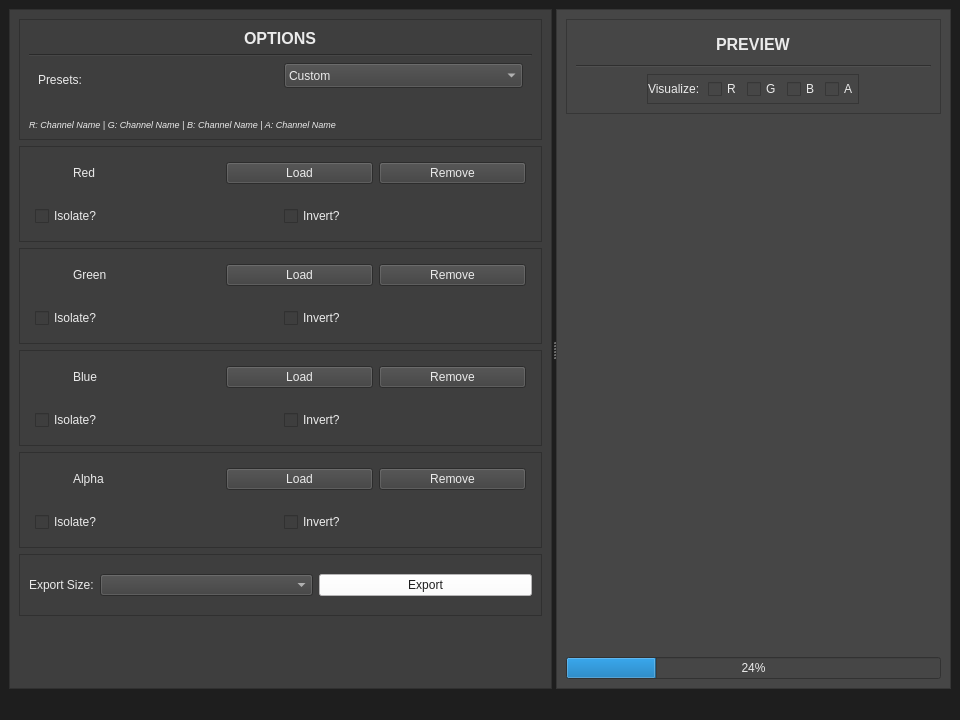
Old version of the form mainwindow.ui in the repository Paniagua96/PaniCPacker.
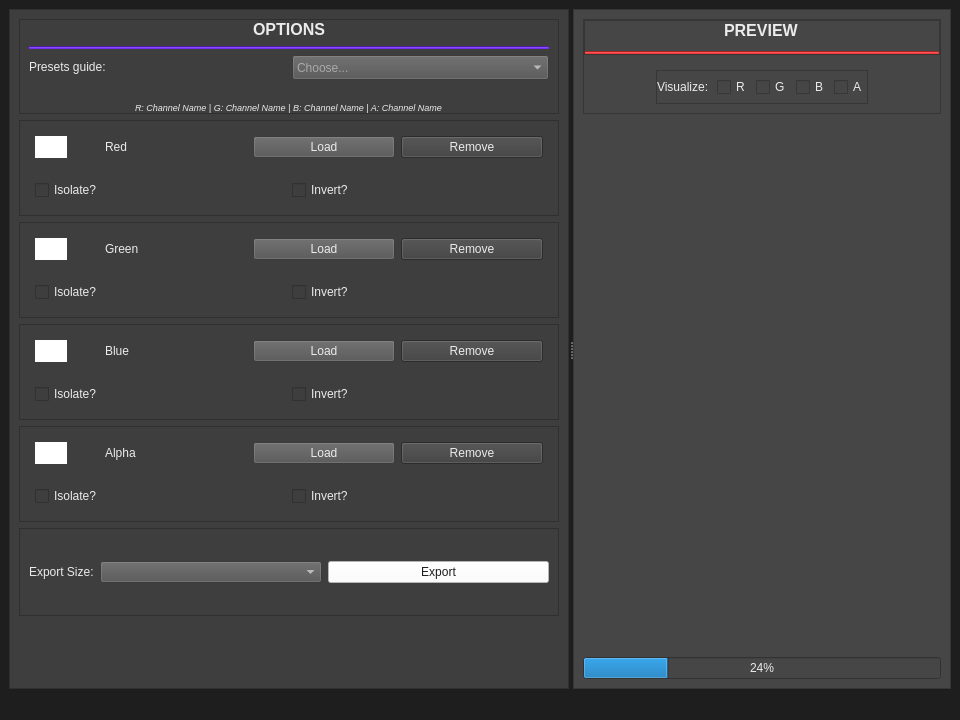
New version of the form. Icons and pictures are not drawn.

Commit message: Added - Connected toggles preview & improvements UI

The edit to the form file:
```diff
--- a/mainwindow.ui
+++ b/mainwindow.ui
@@ -112,8 +112,19 @@
           <property name="frameShadow">
            <enum>QFrame::Shadow::Raised</enum>
           </property>
-          <layout class="QVBoxLayout" name="verticalLayout_4">
-           <item alignment="Qt::AlignmentFlag::AlignHCenter|Qt::AlignmentFlag::AlignVCenter">
+          <layout class="QVBoxLayout" name="verticalLayout_10">
+           <property name="topMargin">
+            <number>0</number>
+           </property>
+           <property name="bottomMargin">
+            <number>0</number>
+           </property>
+           <item>
+            <layout class="QVBoxLayout" name="f_header_title_line">
+             <property name="spacing">
+              <number>7</number>
+             </property>
+             <item alignment="Qt::AlignmentFlag::AlignHCenter">
             <widget class="QLabel" name="lbl_TitleOptions">
              <property name="font">
               <font>
@@ -128,13 +139,26 @@
            </item>
            <item>
             <widget class="Line" name="line_Title">
+               <property name="styleSheet">
+                <string notr="true">background-color:rgb(116, 48, 241)</string>
+               </property>
+               <property name="lineWidth">
+                <number>1</number>
+               </property>
              <property name="orientation">
               <enum>Qt::Orientation::Horizontal</enum>
              </property>
             </widget>
            </item>
+            </layout>
+           </item>
            <item>
-            <widget class="QWidget" name="_3_w_PresetSelector" native="true">
+            <layout class="QVBoxLayout" name="vlayout_presetsguide">
+             <property name="spacing">
+              <number>7</number>
+             </property>
+             <item>
+              <widget class="QWidget" name="w_PresetSelector" native="true">
              <property name="enabled">
               <bool>true</bool>
              </property>
@@ -147,17 +171,23 @@
              <property name="minimumSize">
               <size>
                <width>0</width>
-               <height>50</height>
+                 <height>30</height>
               </size>
              </property>
              <layout class="QHBoxLayout" name="horizontalLayout_2">
+                <property name="leftMargin">
+                 <number>0</number>
+                </property>
               <property name="topMargin">
                <number>0</number>
               </property>
+                <property name="rightMargin">
+                 <number>0</number>
+                </property>
               <property name="bottomMargin">
                <number>15</number>
               </property>
-              <item>
+                <item alignment="Qt::AlignmentFlag::AlignLeft|Qt::AlignmentFlag::AlignVCenter">
                <widget class="QLabel" name="lbl_Presets">
                 <property name="sizePolicy">
                  <sizepolicy hsizetype="Preferred" vsizetype="Maximum">
@@ -166,11 +196,11 @@
                  </sizepolicy>
                 </property>
                 <property name="text">
-                 <string>Presets:</string>
+                   <string>Presets guide:</string>
                 </property>
                </widget>
               </item>
-              <item alignment="Qt::AlignmentFlag::AlignTop">
+                <item>
                <widget class="QComboBox" name="cb_Presets">
                 <property name="sizePolicy">
                  <sizepolicy hsizetype="Preferred" vsizetype="Expanding">
@@ -184,6 +214,12 @@
                   <height>25</height>
                  </size>
                 </property>
+                  <property name="styleSheet">
+                   <string notr="true">background-color: rgb(83, 83, 83);</string>
+                  </property>
+                  <property name="placeholderText">
+                   <string>Choose...</string>
+                  </property>
                 <item>
                  <property name="text">
                   <string>Custom</string>
@@ -209,7 +245,7 @@
              </layout>
             </widget>
            </item>
-           <item alignment="Qt::AlignmentFlag::AlignBottom">
+             <item alignment="Qt::AlignmentFlag::AlignHCenter">
             <widget class="QLabel" name="lbl_PresetDescription">
              <property name="font">
               <font>
@@ -223,6 +259,8 @@
             </widget>
            </item>
           </layout>
+           </item>
+          </layout>
          </widget>
         </item>
         <item>
@@ -278,6 +316,53 @@
                   <height>32</height>
                  </size>
                 </property>
+                <property name="styleSheet">
+                 <string notr="true">background-color: rgb(255, 255, 255);</string>
+                </property>
+                <property name="text">
+                 <string/>
+                </property>
+                <property name="scaledContents">
+                 <bool>true</bool>
+                </property>
+               </widget>
+              </item>
+              <item>
+               <spacer name="horizontalSpacer">
+                <property name="orientation">
+                 <enum>Qt::Orientation::Horizontal</enum>
+                </property>
+                <property name="sizeType">
+                 <enum>QSizePolicy::Policy::Maximum</enum>
+                </property>
+                <property name="sizeHint" stdset="0">
+                 <size>
+                  <width>10</width>
+                  <height>20</height>
+                 </size>
+                </property>
+               </spacer>
+              </item>
+              <item>
+               <widget class="QLabel" name="icon_red">
+                <property name="sizePolicy">
+                 <sizepolicy hsizetype="Maximum" vsizetype="Maximum">
+                  <horstretch>0</horstretch>
+                  <verstretch>0</verstretch>
+                 </sizepolicy>
+                </property>
+                <property name="minimumSize">
+                 <size>
+                  <width>16</width>
+                  <height>16</height>
+                 </size>
+                </property>
+                <property name="maximumSize">
+                 <size>
+                  <width>16</width>
+                  <height>16</height>
+                 </size>
+                </property>
                 <property name="text">
                  <string/>
                 </property>
@@ -295,6 +380,11 @@
               </item>
               <item>
                <widget class="QPushButton" name="btn_RedLoad">
+                <property name="styleSheet">
+                 <string notr="true">background-color: rgb(83, 83, 83);
+selection-background-color: rgb(0, 255, 0);
+selection-color: rgb(255, 0, 0);</string>
+                </property>
                 <property name="text">
                  <string>Load</string>
                 </property>
@@ -386,6 +476,50 @@
                   <height>32</height>
                  </size>
                 </property>
+                <property name="styleSheet">
+                 <string notr="true">background-color: rgb(255, 255, 255);</string>
+                </property>
+                <property name="text">
+                 <string/>
+                </property>
+               </widget>
+              </item>
+              <item>
+               <spacer name="horizontalSpacer_2">
+                <property name="orientation">
+                 <enum>Qt::Orientation::Horizontal</enum>
+                </property>
+                <property name="sizeType">
+                 <enum>QSizePolicy::Policy::Maximum</enum>
+                </property>
+                <property name="sizeHint" stdset="0">
+                 <size>
+                  <width>10</width>
+                  <height>16</height>
+                 </size>
+                </property>
+               </spacer>
+              </item>
+              <item>
+               <widget class="QLabel" name="icon_red_2">
+                <property name="sizePolicy">
+                 <sizepolicy hsizetype="Maximum" vsizetype="Maximum">
+                  <horstretch>0</horstretch>
+                  <verstretch>0</verstretch>
+                 </sizepolicy>
+                </property>
+                <property name="minimumSize">
+                 <size>
+                  <width>16</width>
+                  <height>16</height>
+                 </size>
+                </property>
+                <property name="maximumSize">
+                 <size>
+                  <width>16</width>
+                  <height>16</height>
+                 </size>
+                </property>
                 <property name="text">
                  <string/>
                 </property>
@@ -406,6 +540,9 @@
               </item>
               <item>
                <widget class="QPushButton" name="btn_GreenLoad">
+                <property name="styleSheet">
+                 <string notr="true">background-color: rgb(83, 83, 83);</string>
+                </property>
                 <property name="text">
                  <string>Load</string>
                 </property>
@@ -497,6 +634,50 @@
                   <height>32</height>
                  </size>
                 </property>
+                <property name="styleSheet">
+                 <string notr="true">background-color: rgb(255, 255, 255);</string>
+                </property>
+                <property name="text">
+                 <string/>
+                </property>
+               </widget>
+              </item>
+              <item>
+               <spacer name="horizontalSpacer_3">
+                <property name="orientation">
+                 <enum>Qt::Orientation::Horizontal</enum>
+                </property>
+                <property name="sizeType">
+                 <enum>QSizePolicy::Policy::Maximum</enum>
+                </property>
+                <property name="sizeHint" stdset="0">
+                 <size>
+                  <width>10</width>
+                  <height>16</height>
+                 </size>
+                </property>
+               </spacer>
+              </item>
+              <item>
+               <widget class="QLabel" name="icon_red_3">
+                <property name="sizePolicy">
+                 <sizepolicy hsizetype="Maximum" vsizetype="Maximum">
+                  <horstretch>0</horstretch>
+                  <verstretch>0</verstretch>
+                 </sizepolicy>
+                </property>
+                <property name="minimumSize">
+                 <size>
+                  <width>16</width>
+                  <height>16</height>
+                 </size>
+                </property>
+                <property name="maximumSize">
+                 <size>
+                  <width>16</width>
+                  <height>16</height>
+                 </size>
+                </property>
                 <property name="text">
                  <string/>
                 </property>
@@ -514,6 +695,9 @@
               </item>
               <item>
                <widget class="QPushButton" name="btn_BlueLoad">
+                <property name="styleSheet">
+                 <string notr="true">background-color: rgb(83, 83, 83);</string>
+                </property>
                 <property name="text">
                  <string>Load</string>
                 </property>
@@ -605,6 +789,53 @@
                   <height>32</height>
                  </size>
                 </property>
+                <property name="styleSheet">
+                 <string notr="true">background-color: rgb(255, 255, 255);</string>
+                </property>
+                <property name="text">
+                 <string/>
+                </property>
+                <property name="scaledContents">
+                 <bool>true</bool>
+                </property>
+               </widget>
+              </item>
+              <item>
+               <spacer name="horizontalSpacer_4">
+                <property name="orientation">
+                 <enum>Qt::Orientation::Horizontal</enum>
+                </property>
+                <property name="sizeType">
+                 <enum>QSizePolicy::Policy::Maximum</enum>
+                </property>
+                <property name="sizeHint" stdset="0">
+                 <size>
+                  <width>10</width>
+                  <height>16</height>
+                 </size>
+                </property>
+               </spacer>
+              </item>
+              <item>
+               <widget class="QLabel" name="icon_red_4">
+                <property name="sizePolicy">
+                 <sizepolicy hsizetype="Maximum" vsizetype="Maximum">
+                  <horstretch>0</horstretch>
+                  <verstretch>0</verstretch>
+                 </sizepolicy>
+                </property>
+                <property name="minimumSize">
+                 <size>
+                  <width>16</width>
+                  <height>16</height>
+                 </size>
+                </property>
+                <property name="maximumSize">
+                 <size>
+                  <width>16</width>
+                  <height>16</height>
+                 </size>
+                </property>
                 <property name="text">
                  <string/>
                 </property>
@@ -625,6 +856,9 @@
               </item>
               <item>
                <widget class="QPushButton" name="btn_AlphaLoad">
+                <property name="styleSheet">
+                 <string notr="true">background-color: rgb(83, 83, 83);</string>
+                </property>
                 <property name="text">
                  <string>Load</string>
                 </property>
@@ -692,7 +926,11 @@
             </widget>
            </item>
            <item>
-            <widget class="QComboBox" name="cb_OutputSize"/>
+            <widget class="QComboBox" name="cb_OutputSize">
+             <property name="styleSheet">
+              <string notr="true">background-color: rgb(83, 83, 83);</string>
+             </property>
+            </widget>
            </item>
            <item>
             <widget class="QPushButton" name="btn_Export">
@@ -773,7 +1011,52 @@
           <property name="frameShadow">
            <enum>QFrame::Shadow::Raised</enum>
           </property>
+          <layout class="QVBoxLayout" name="verticalLayout_9">
+           <property name="spacing">
+            <number>15</number>
+           </property>
+           <property name="leftMargin">
+            <number>0</number>
+           </property>
+           <property name="topMargin">
+            <number>0</number>
+           </property>
+           <property name="rightMargin">
+            <number>0</number>
+           </property>
+           <item>
+            <widget class="QFrame" name="f_title_line">
+             <property name="sizePolicy">
+              <sizepolicy hsizetype="Expanding" vsizetype="Preferred">
+               <horstretch>0</horstretch>
+               <verstretch>0</verstretch>
+              </sizepolicy>
+             </property>
+             <property name="minimumSize">
+              <size>
+               <width>0</width>
+               <height>0</height>
+              </size>
+             </property>
+             <property name="frameShape">
+              <enum>QFrame::Shape::StyledPanel</enum>
+             </property>
+             <property name="frameShadow">
+              <enum>QFrame::Shadow::Raised</enum>
+             </property>
           <layout class="QVBoxLayout" name="verticalLayout_7">
+              <property name="leftMargin">
+               <number>0</number>
+              </property>
+              <property name="topMargin">
+               <number>0</number>
+              </property>
+              <property name="rightMargin">
+               <number>0</number>
+              </property>
+              <property name="bottomMargin">
+               <number>0</number>
+              </property>
            <item alignment="Qt::AlignmentFlag::AlignHCenter">
             <widget class="QLabel" name="lbl_TitlePreview">
              <property name="font">
@@ -787,11 +1070,29 @@
              </property>
             </widget>
            </item>
-           <item>
+              <item alignment="Qt::AlignmentFlag::AlignBottom">
             <widget class="Line" name="line">
+                <property name="sizePolicy">
+                 <sizepolicy hsizetype="Preferred" vsizetype="Fixed">
+                  <horstretch>0</horstretch>
+                  <verstretch>0</verstretch>
+                 </sizepolicy>
+                </property>
+                <property name="minimumSize">
+                 <size>
+                  <width>0</width>
+                  <height>0</height>
+                 </size>
+                </property>
+                <property name="styleSheet">
+                 <string notr="true">background-color: rgb(241, 59, 62);</string>
+                </property>
              <property name="orientation">
               <enum>Qt::Orientation::Horizontal</enum>
              </property>
+               </widget>
+              </item>
+             </layout>
             </widget>
            </item>
            <item alignment="Qt::AlignmentFlag::AlignHCenter">
```
Left out of the diff: 67 changed lines with no effect on the pictures. Lines whose indentation alone changed are shown as unchanged. The commit also changes 7 other files.
